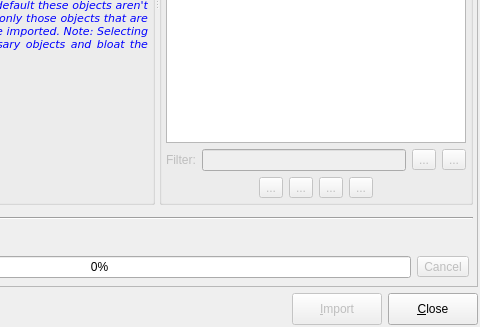
pgmodeler/pgmodeler, file libpgmodeler_ui/ui/databaseimportform.ui: the form before one commit; both pictures show x 251 to 731 and y 273 to 600 of the 731 by 600 pixel window.
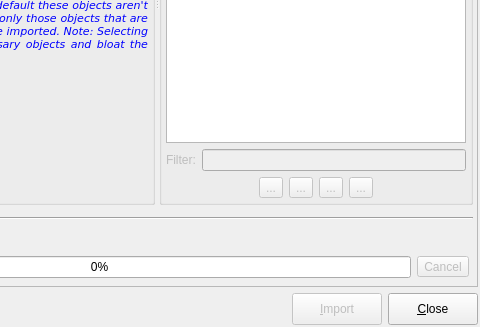
The form after the commit. Icons and pictures are not drawn.

The edit to the form file:
```diff
--- a/libpgmodeler_ui/ui/databaseimportform.ui
+++ b/libpgmodeler_ui/ui/databaseimportform.ui
@@ -966,82 +966,6 @@
                  </property>
                 </widget>
                </item>
-               <item>
-                <widget class="QToolButton" name="filter_tb">
-                 <property name="enabled">
-                  <bool>false</bool>
-                 </property>
-                 <property name="sizePolicy">
-                  <sizepolicy hsizetype="Fixed" vsizetype="Fixed">
-                   <horstretch>0</horstretch>
-                   <verstretch>0</verstretch>
-                  </sizepolicy>
-                 </property>
-                 <property name="minimumSize">
-                  <size>
-                   <width>0</width>
-                   <height>0</height>
-                  </size>
-                 </property>
-                 <property name="toolTip">
-                  <string>Apply filter</string>
-                 </property>
-                 <property name="text">
-                  <string>...</string>
-                 </property>
-                 <property name="icon">
-                  <iconset resource="../res/resources.qrc">
-                   <normaloff>:/icones/icones/filter.png</normaloff>:/icones/icones/filter.png</iconset>
-                 </property>
-                 <property name="iconSize">
-                  <size>
-                   <width>20</width>
-                   <height>20</height>
-                  </size>
-                 </property>
-                 <property name="checkable">
-                  <bool>false</bool>
-                 </property>
-                </widget>
-               </item>
-               <item>
-                <widget class="QToolButton" name="clear_filter_tb">
-                 <property name="enabled">
-                  <bool>false</bool>
-                 </property>
-                 <property name="sizePolicy">
-                  <sizepolicy hsizetype="Fixed" vsizetype="Fixed">
-                   <horstretch>0</horstretch>
-                   <verstretch>0</verstretch>
-                  </sizepolicy>
-                 </property>
-                 <property name="minimumSize">
-                  <size>
-                   <width>0</width>
-                   <height>0</height>
-                  </size>
-                 </property>
-                 <property name="toolTip">
-                  <string>Expands all items</string>
-                 </property>
-                 <property name="text">
-                  <string>...</string>
-                 </property>
-                 <property name="icon">
-                  <iconset resource="../res/resources.qrc">
-                   <normaloff>:/icones/icones/limpartexto.png</normaloff>:/icones/icones/limpartexto.png</iconset>
-                 </property>
-                 <property name="iconSize">
-                  <size>
-                   <width>20</width>
-                   <height>20</height>
-                  </size>
-                 </property>
-                 <property name="checkable">
-                  <bool>false</bool>
-                 </property>
-                </widget>
-               </item>
               </layout>
              </item>
             </layout>
```
